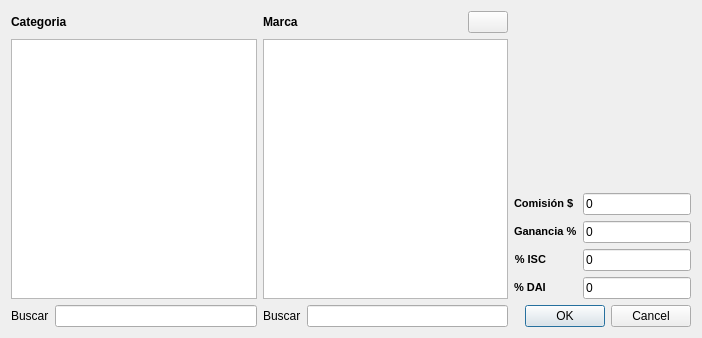
This is src/ui/articulos.ui in armonge/EsquipulasPy as Qt 5 draws it before an edit. The edited form follows.
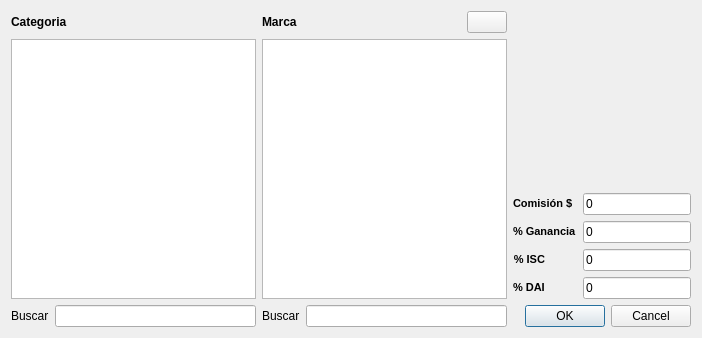
This is the edited form. Icons and pictures are not drawn.

Commit message: La ganancia es en % y la habia puesto en $

The edit to the form file:
```diff
--- a/src/ui/articulos.ui
+++ b/src/ui/articulos.ui
@@ -158,7 +158,7 @@
 &lt;html&gt;&lt;head&gt;&lt;meta name=&quot;qrichtext&quot; content=&quot;1&quot; /&gt;&lt;style type=&quot;text/css&quot;&gt;
 p, li { white-space: pre-wrap; }
 &lt;/style&gt;&lt;/head&gt;&lt;body style=&quot; font-family:'MS Shell Dlg 2'; font-size:8.25pt; font-weight:400; font-style:normal;&quot;&gt;
-&lt;p style=&quot; margin-top:0px; margin-bottom:0px; margin-left:0px; margin-right:0px; -qt-block-indent:0; text-indent:0px;&quot;&gt;&lt;span style=&quot; font-size:8pt; font-weight:600;&quot;&gt;Ganancia %&lt;/span&gt;&lt;/p&gt;&lt;/body&gt;&lt;/html&gt;</string>
+&lt;p style=&quot; margin-top:0px; margin-bottom:0px; margin-left:0px; margin-right:0px; -qt-block-indent:0; text-indent:0px;&quot;&gt;&lt;span style=&quot; font-size:8pt; font-weight:600;&quot;&gt;% Ganancia&lt;/span&gt;&lt;/p&gt;&lt;/body&gt;&lt;/html&gt;</string>
        </property>
        <property name="buddy">
         <cstring>txtProfit</cstring>
```
The commit also changes 1 other file.
